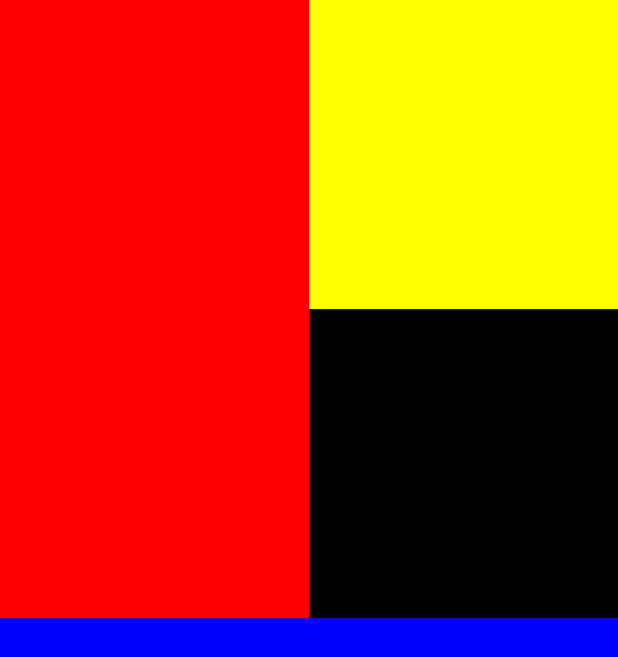
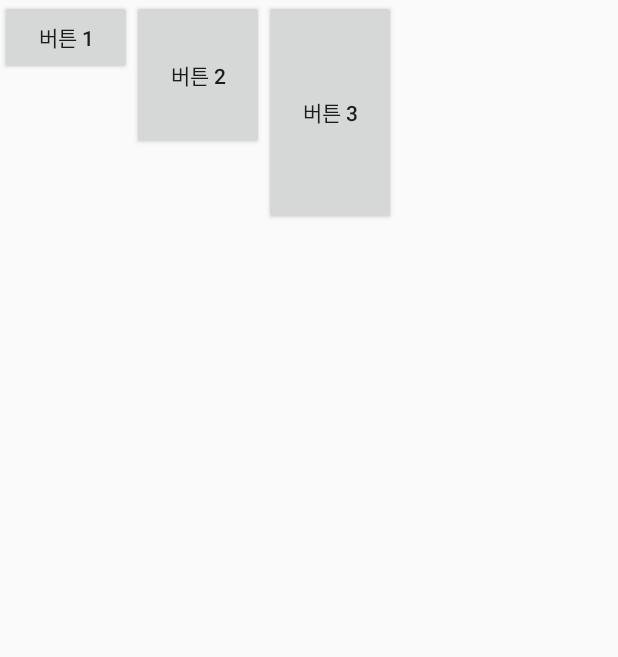
Before and after one commit to Baekminse/MirimMenuTest, an Android app: the layout activity_main.xml on its own in the app's theme, with its tools: preview values and no code run, on a phone screen of 412 x 824 dp. Shown: the top 657 px of the screen. Run offline under Robolectric (Android 15) with nearby library versions, the phone set to English and light mode, and no system bars.

Commit message:
방과후 수업

```diff
--- a/app/src/main/AndroidManifest.xml
+++ b/app/src/main/AndroidManifest.xml
@@ -9,6 +9,7 @@
         android:roundIcon="@mipmap/ic_launcher_round"
         android:supportsRtl="true"
         android:theme="@style/AppTheme">
+        <activity android:name=".MainActivity2"></activity>
         <activity android:name=".MainActivity">
             <intent-filter>
                 <action android:name="android.intent.action.MAIN" />
--- a/app/src/main/java/kr/hs/emirim/mirimlayouttest2/MainActivity.java
+++ b/app/src/main/java/kr/hs/emirim/mirimlayouttest2/MainActivity.java
@@ -2,40 +2,13 @@ package kr.hs.emirim.mirimlayouttest2;
 
 import androidx.appcompat.app.AppCompatActivity;
 
-import android.graphics.Color;
 import android.os.Bundle;
-import android.view.View;
-import android.widget.Button;
-import android.widget.LinearLayout;
-import android.widget.Toast;
 
-public class MainActivity extends AppCompatActivity {
+public class MainActivity2 extends AppCompatActivity {
 
     @Override
     protected void onCreate(Bundle savedInstanceState) {
         super.onCreate(savedInstanceState);
-//        setContentView(R.layout.activity_main);
-
-        LinearLayout linear1 = new LinearLayout(this);
-        LinearLayout.LayoutParams params = new LinearLayout.LayoutParams(LinearLayout.LayoutParams.MATCH_PARENT,
-                LinearLayout.LayoutParams.MATCH_PARENT);
-
-        linear1.setBackgroundColor(Color.rgb(181, 178,255));
-        linear1.setOrientation(LinearLayout.VERTICAL);
-
-        Button btn = new Button(this);
-        btn.setText("클릭해보세요");
-        btn.setBackgroundColor(Color.LTGRAY);
-
-        btn.setTextColor(Color.WHITE);
-        linear1.addView(btn);
-
-        btn.setOnClickListener(new View.OnClickListener() {
-            public void onClick(View v){
-                Toast.makeText((getApplicationContext(), "Java 코드로 작성한 버튼입니다", Toast.LENGTH_SHORT).show();
-            }
-            });
-
-        setContentView(linear1, params);
+        setContentView(R.layout.activity_main);
     }
 }
--- a/app/src/main/res/layout/activity_main.xml
+++ b/app/src/main/res/layout/activity_main.xml
@@ -5,49 +5,28 @@
     android:layout_width="match_parent"
     android:layout_height="match_parent"
     tools:context=".MainActivity"
-    android:orientation="vertical">
+    android:orientation="horizontal"
+    android:baselineAligned="false"
+    >
+    <Button
+        android:layout_width="wrap_content"
+        android:layout_height="50dp"
+        android:text="버튼 1"
+        />
+    <Button
+        android:layout_width="wrap_content"
+        android:layout_height="100dp"
+        android:text="버튼 2"
+        />
+    <Button
+        android:layout_width="wrap_content"
+        android:layout_height="150dp"
+        android:text="버튼 3"
+        />
 
     <LinearLayout
         android:layout_width="match_parent"
         android:layout_height="match_parent"
         android:layout_weight="1"
-        android:orientation="horizontal"
-        >
-        <LinearLayout
-            android:layout_width="match_parent"
-            android:layout_height="match_parent"
-            android:layout_weight="1"
-            android:background="#ff0000"
-            >
-        </LinearLayout>
-        <LinearLayout
-            android:layout_width="match_parent"
-            android:layout_height="match_parent"
-            android:layout_weight="1"
-            android:orientation="vertical"
-            >
-            <LinearLayout
-                android:layout_width="match_parent"
-                android:layout_height="match_parent"
-                android:background="#ffff00"
-                android:layout_weight="1"
-                >
-            </LinearLayout>
-            <LinearLayout
-                android:layout_width="match_parent"
-                android:layout_height="match_parent"
-                android:background="#000000"
-                android:layout_weight="1"
-                >
-            </LinearLayout>
-        </LinearLayout>
-    </LinearLayout>
-
-    <LinearLayout
-        android:layout_width="match_parent"
-        android:layout_height="match_parent"
-        android:background="#0000ff"
-        android:layout_weight="1"
-        >
-    </LinearLayout>
+        android:orientation="vertical"/>
 </LinearLayout>
```
